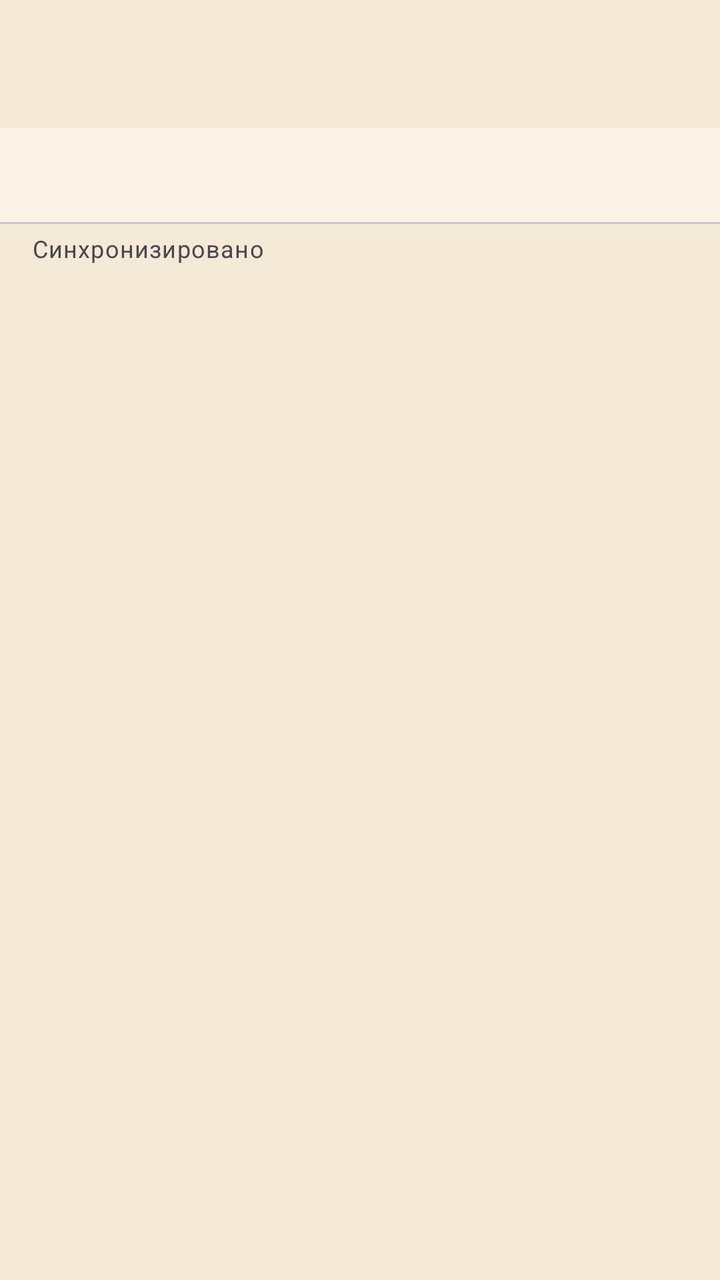
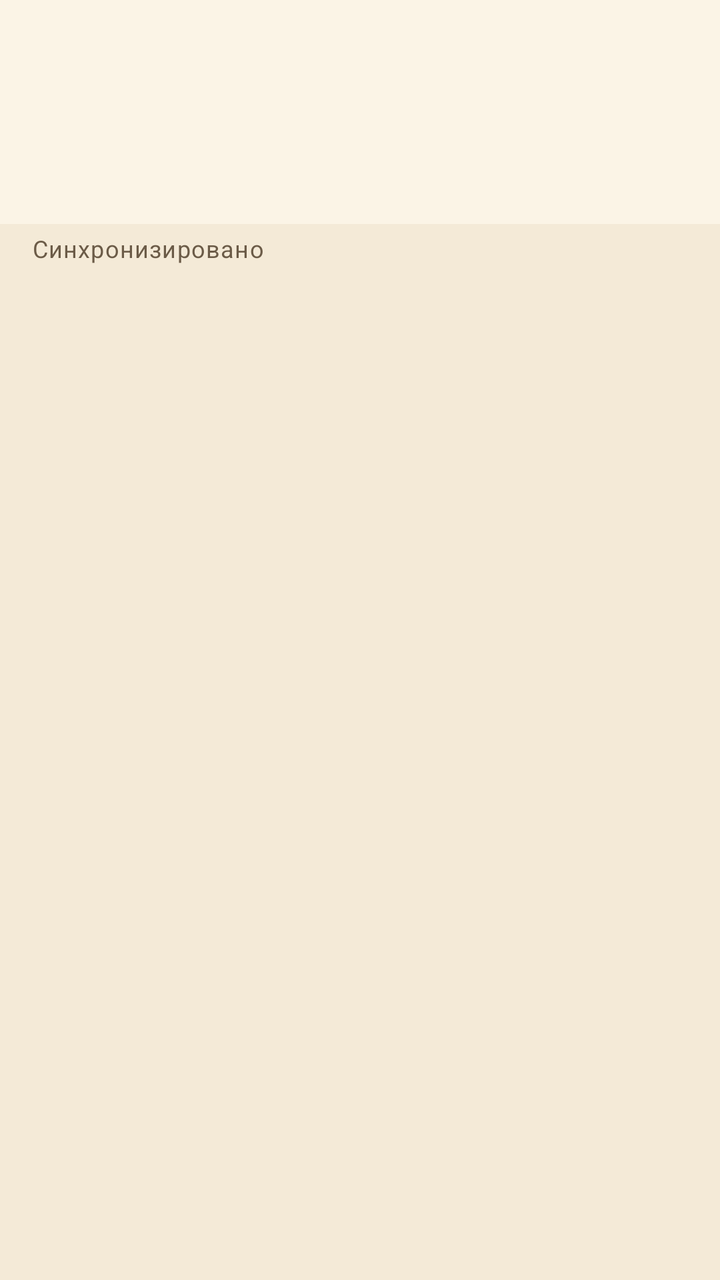

The first picture is an Android layout as it rendered before a commit; the second is the same layout after the commit. The layout source and the unified diff follow.
<!-- AndroidManifest.xml: application theme Theme.DnDMemory -->
<!-- res/layout/activity_campaign.xml -->
<?xml version="1.0" encoding="utf-8"?>
<LinearLayout xmlns:android="http://schemas.android.com/apk/res/android"
    xmlns:app="http://schemas.android.com/apk/res-auto"
    android:layout_width="match_parent"
    android:layout_height="match_parent"
    android:orientation="vertical">

    <com.google.android.material.appbar.MaterialToolbar
        android:id="@+id/campaign_toolbar"
        android:layout_width="match_parent"
        android:layout_height="?attr/actionBarSize" />

    <com.google.android.material.tabs.TabLayout
        android:id="@+id/campaign_tabs"
        android:layout_width="match_parent"
        android:layout_height="wrap_content"
        app:tabMode="scrollable" />

    <TextView
        android:id="@+id/campaign_sync_status"
        android:layout_width="match_parent"
        android:layout_height="wrap_content"
        android:paddingStart="16dp"
        android:paddingTop="4dp"
        android:paddingEnd="16dp"
        android:paddingBottom="4dp"
        android:text="@string/sync_status_idle"
        android:textAppearance="?attr/textAppearanceBodySmall" />

    <ProgressBar
        android:id="@+id/campaign_progress"
        style="?android:attr/progressBarStyleHorizontal"
        android:layout_width="match_parent"
        android:layout_height="wrap_content"
        android:indeterminate="true"
        android:visibility="gone" />

    <androidx.viewpager2.widget.ViewPager2
        android:id="@+id/campaign_pager"
        android:layout_width="match_parent"
        android:layout_height="0dp"
        android:layout_weight="1" />
</LinearLayout>
<!-- resources referenced by this layout -->
<resources>
  <string name="sync_status_idle">Синхронизировано</string>
  <style name="Theme.DnDMemory" parent="Theme.Material3.DayNight.NoActionBar">
          <item name="colorPrimary">@color/colorPrimary</item>
          <item name="colorPrimaryDark">@color/colorPrimaryDark</item>
          <item name="colorOnPrimary">@color/colorOnPrimary</item>
          <item name="colorPrimaryContainer">@color/colorPrimaryContainer</item>
          <item name="colorOnPrimaryContainer">@color/colorOnPrimaryContainer</item>
          <item name="colorSecondary">@color/colorSecondary</item>
          <item name="colorOnSecondary">@color/colorOnSecondary</item>
          <item name="colorSurface">@color/colorSurface</item>
          <item name="colorOnSurface">@color/colorOnSurface</item>
          <item name="colorSurfaceVariant">@color/colorSurfaceVariant</item>
          <item name="colorOnSurfaceVariant">@color/colorOnSurfaceVariant</item>
          <item name="android:colorBackground">@color/colorBackground</item>
          <item name="colorOnBackground">@color/colorOnBackground</item>
          <item name="colorError">@color/colorError</item>
          <item name="colorOnError">@color/colorOnError</item>
          <item name="colorOutline">@color/colorOutline</item>
          <item name="android:statusBarColor">@color/colorPrimaryDark</item>
          <item name="android:navigationBarColor">@color/colorBackground</item>
          <item name="android:windowBackground">@color/colorBackground</item>
      </style>
  <color name="colorPrimary">#8A6A3B</color>
  <color name="colorPrimaryDark">#5E4525</color>
  <color name="colorOnPrimary">#FFF7EA</color>
  <color name="colorPrimaryContainer">#EBDCC2</color>
  <color name="colorOnPrimaryContainer">#3A2A14</color>
  <color name="colorSecondary">#B98B2E</color>
  <color name="colorOnSecondary">#FFF8EA</color>
  <color name="colorSurface">#FBF4E6</color>
  <color name="colorOnSurface">#2A2118</color>
  <color name="colorSurfaceVariant">#EEE0C6</color>
  <color name="colorOnSurfaceVariant">#57493A</color>
  <color name="colorBackground">#F4EAD7</color>
  <color name="colorOnBackground">#2A2118</color>
  <color name="colorError">#A3231C</color>
  <color name="colorOnError">#FFFFFF</color>
  <color name="colorOutline">#8C7B63</color>
</resources>

<!-- the commit's change to res/layout/activity_campaign.xml (unified diff, before → after) -->
@@ -7,14 +7,20 @@
 
     <com.google.android.material.appbar.MaterialToolbar
         android:id="@+id/campaign_toolbar"
+        style="@style/Widget.DnDMemory.Toolbar"
         android:layout_width="match_parent"
         android:layout_height="?attr/actionBarSize" />
 
+    
     <com.google.android.material.tabs.TabLayout
         android:id="@+id/campaign_tabs"
         android:layout_width="match_parent"
         android:layout_height="wrap_content"
-        app:tabMode="scrollable" />
+        android:background="?attr/colorSurface"
+        app:tabIndicatorColor="?attr/colorSecondary"
+        app:tabMode="fixed"
+        app:tabSelectedTextColor="?attr/colorOnSurface"
+        app:tabTextColor="@color/text_muted" />
 
     <TextView
         android:id="@+id/campaign_sync_status"
@@ -25,7 +31,8 @@
         android:paddingEnd="16dp"
         android:paddingBottom="4dp"
         android:text="@string/sync_status_idle"
-        android:textAppearance="?attr/textAppearanceBodySmall" />
+        android:textAppearance="?attr/textAppearanceBodySmall"
+        android:textColor="@color/text_muted" />
 
     <ProgressBar
         android:id="@+id/campaign_progress"
<!-- resource entries referenced after the edit -->
@@ -1,6 +1,11 @@
 <!-- resources referenced by this layout -->
 <resources>
+  <color name="text_muted">#6B5B47</color>
   <string name="sync_status_idle">Синхронизировано</string>
+  <style name="Widget.DnDMemory.Toolbar" parent="Widget.Material3.Toolbar">
+          <item name="android:background">?attr/colorSurface</item>
+          <item name="titleTextColor">?attr/colorOnSurface</item>
+      </style>
   <style name="Theme.DnDMemory" parent="Theme.Material3.DayNight.NoActionBar">
           <item name="colorPrimary">@color/colorPrimary</item>
           <item name="colorPrimaryDark">@color/colorPrimaryDark</item>
